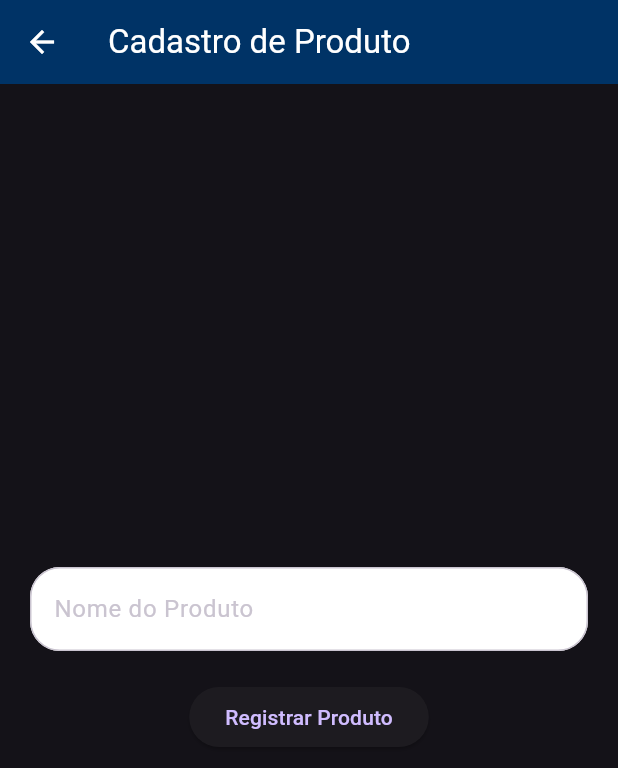
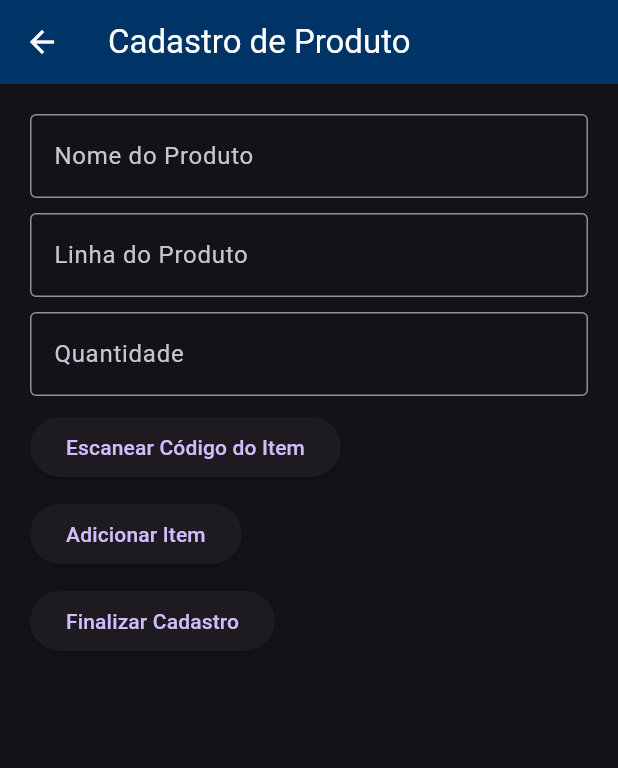
Before and after one commit to kevinlimapena/sistema-1, a Flutter app: the screen it shows after launch, after a tap on "Cadastro de Produto", on a phone screen of 412 x 824 dp. Shown: the top 768 px of the screen. Run offline on Flutter 3.47's test engine with Material 3 defaults, Android fonts, the phone set to English and light mode, and no system bars; missing offline and left inert: flutter_barcode_scanner.

Commit message:
adding more parameters in product registration

```diff
--- a/lib/main.dart
+++ b/lib/main.dart
@@ -11,7 +11,7 @@ class MyApp extends StatelessWidget {
   @override
   Widget build(BuildContext context) {
     return MaterialApp(
-      title: 'Sistema de validação de caixas',
+      title: 'Sistema de validação de produtos',
       theme: ThemeData(
         brightness: Brightness.dark,
         primaryColor: const Color(0xFF003366),
--- a/lib/main_screen.dart
+++ b/lib/main_screen.dart
@@ -9,7 +9,7 @@ class MainScreen extends StatelessWidget {
   Widget build(BuildContext context) {
     return Scaffold(
       appBar: AppBar(
-        title: const Text('Sistema de Cadastro de caixas'),
+        title: const Text('Esteira de Produtos'),
       ),
       body: Center(
         child: Column(
--- a/lib/product_registration_screen.dart
+++ b/lib/product_registration_screen.dart
@@ -1,39 +1,101 @@
 import 'package:flutter/material.dart';
+import 'package:flutter_barcode_scanner/flutter_barcode_scanner.dart';
 
-class ProductRegistrationScreen extends StatelessWidget {
+class ProductRegistrationScreen extends StatefulWidget {
   const ProductRegistrationScreen({Key? key}) : super(key: key);
+
+  @override
+  _ProductRegistrationScreenState createState() => _ProductRegistrationScreenState();
+}
+
+class _ProductRegistrationScreenState extends State<ProductRegistrationScreen> {
+  final TextEditingController _nameController = TextEditingController();
+  final TextEditingController _lineController = TextEditingController();
+  final TextEditingController _quantityController = TextEditingController();
+  List<ProductElement> elements = [];
+  String _scannedBarcode = 'Unknown';
 
   @override
   Widget build(BuildContext context) {
     return Scaffold(
-      appBar: AppBar(
-        title: const Text('Cadastro de Produto'),
-      ),
-      body: Center(
-        child: Padding(
+      appBar: AppBar(title: const Text('Cadastro de Produto')),
+      body: SingleChildScrollView(
         padding: const EdgeInsets.all(20),
         child: Column(
-            mainAxisAlignment: MainAxisAlignment.center,
+          crossAxisAlignment: CrossAxisAlignment.start,
           children: <Widget>[
-              TextFormField(
-                decoration: InputDecoration(
+            TextField(
+              controller: _nameController,
+              decoration: const InputDecoration(
                 labelText: 'Nome do Produto',
-                  border: OutlineInputBorder(
-                    borderRadius: BorderRadius.circular(20),
-                  ),
-                  fillColor: Colors.white,
-                  filled: true,
+                border: OutlineInputBorder(),
               ),
             ),
-              const SizedBox(height: 20),
+            const SizedBox(height: 10),
+            TextField(
+              controller: _lineController,
+              decoration: const InputDecoration(
+                labelText: 'Linha do Produto',
+                border: OutlineInputBorder(),
+              ),
+            ),
+            const SizedBox(height: 10),
+            for (ProductElement element in elements)
+              ListTile(
+                title: Text(element.name),
+                subtitle: Text('Código: ${element.barcode}, Quantidade: ${element.quantity}'),
+              ),
+            TextField(
+              controller: _quantityController,
+              keyboardType: TextInputType.number,
+              decoration: const InputDecoration(
+                labelText: 'Quantidade',
+                border: OutlineInputBorder(),
+              ),
+            ),
+            const SizedBox(height: 10),
             ElevatedButton(
-                onPressed: () {/* Cadastro logic */},
-                child: const Text('Registrar Produto'),
+              onPressed: scanBarcode,
+              child: const Text('Escanear Código do Item'),
+            ),
+            const SizedBox(height: 10),
+            ElevatedButton(
+              onPressed: () {
+                if (_nameController.text.isNotEmpty && _scannedBarcode.isNotEmpty && _quantityController.text.isNotEmpty) {
+                  setState(() {
+                    elements.add(ProductElement(_nameController.text, _scannedBarcode, int.parse(_quantityController.text)));
+                    _nameController.clear();
+                    _quantityController.clear();
+                  });
+                }
+              },
+              child: const Text('Adicionar Item'),
+            ),
+            const SizedBox(height: 10),
+            ElevatedButton(
+              onPressed: () {
+                Navigator.pop(context);
+              },
+              child: const Text('Finalizar Cadastro'),
             ),
           ],
         ),
       ),
-      ),
     );
   }
+
+  Future<void> scanBarcode() async {
+    String barcodeScanRes = await FlutterBarcodeScanner.scanBarcode('#ff6666', 'Cancel', true, ScanMode.BARCODE);
+    setState(() {
+      _scannedBarcode = barcodeScanRes != '-1' ? barcodeScanRes : 'Unknown';
+    });
   }
+}
+
+class ProductElement {
+  String name;
+  String barcode;
+  int quantity;
+
+  ProductElement(this.name, this.barcode, this.quantity);
+}
```
Lines whose indentation alone changed are shown as unchanged.
